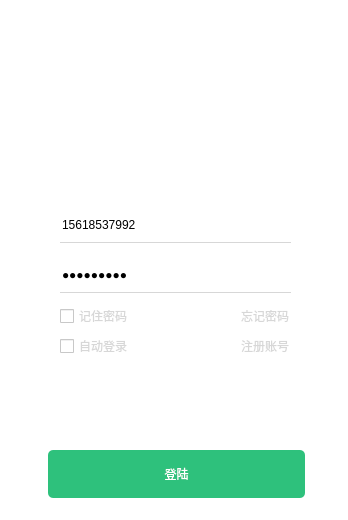
Above: src/view/loginwidget.ui from iMageChans/HalalCloud before the change. Below: the same form after it.
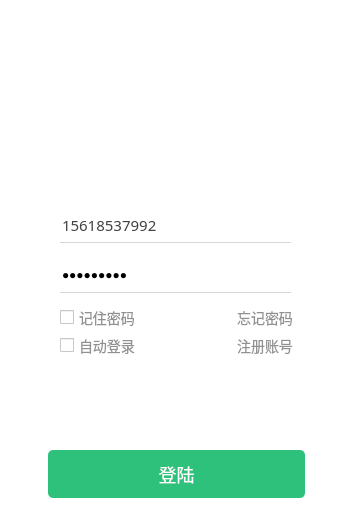
That is the form after the change. Icons and pictures are not drawn.

```diff
--- a/src/view/loginwidget.ui
+++ b/src/view/loginwidget.ui
@@ -66,7 +66,11 @@
    <property name="styleSheet">
     <string notr="true">background:transparent;
 border-width:0;
-border-style:outset;</string>
+border-style:outset;
+font-family: PingFangSC-Regular;
+font-size: 15px;
+color: #404040;
+text-align: left;</string>
    </property>
    <property name="text">
     <string>15618537992</string>
@@ -136,7 +140,15 @@
     <item>
      <widget class="QCheckBox" name="autoLogin">
       <property name="styleSheet">
-       <string notr="true">color:rgb(215,215,215);</string>
+       <string notr="true">QCheckBox{
+	ont-family: PingFangSC-Regular;
+	font-size: 14px;
+	color: #919191;
+	text-align: center;
+	width: 13px;
+    height: 14px;
+}
+</string>
       </property>
       <property name="text">
        <string>自动登录</string>
@@ -149,10 +161,13 @@
        <enum>Qt::NoFocus</enum>
       </property>
       <property name="styleSheet">
-       <string notr="true">background:transparent;
+       <string notr="true">font-family: PingFangSC-Regular;
+font-size: 14px;
+color: #919191;
+text-align: center;
+background:transparent;
 border-width:0;
-border-style:outset;
-color:rgb(215,215,215);</string>
+border-style:outset;</string>
       </property>
       <property name="text">
        <string>注册账号</string>
@@ -171,11 +186,13 @@
     </rect>
    </property>
    <property name="styleSheet">
-    <string notr="true">background:rgb(46, 193, 124);
+    <string notr="true">background: #2EC17C;
+border-radius: 5px;
 border:none;
-color:rgb(255, 255, 255);
-border:1px rgb(255, 255, 255);
-border-radius:5px;</string>
+font-family: PingFangSC-Regular;
+font-size: 18px;
+color: #FFFFFF;
+text-align: center;</string>
    </property>
    <property name="text">
     <string>登陆</string>
@@ -187,15 +204,21 @@
      <x>60</x>
      <y>300</y>
      <width>271</width>
-     <height>32</height>
+     <height>36</height>
     </rect>
    </property>
    <layout class="QHBoxLayout" name="horizontalLayout">
     <item>
      <widget class="QCheckBox" name="savePassword">
       <property name="styleSheet">
-       <string notr="true">color:rgb(215,215,215);
-selection-background-color: rgb(46, 193, 124);
+       <string notr="true">QCheckBox{
+	ont-family: PingFangSC-Regular;
+	font-size: 14px;
+	color: #919191;
+	text-align: center;
+	width: 13px;
+    height: 14px;
+}
 </string>
       </property>
       <property name="text">
@@ -209,10 +232,14 @@
        <enum>Qt::NoFocus</enum>
       </property>
       <property name="styleSheet">
-       <string notr="true">background:transparent;
+       <string notr="true">font-family: PingFangSC-Regular;
+font-size: 14px;
+color: #919191;
+text-align: center;
+background:transparent;
 border-width:0;
 border-style:outset;
-color:rgb(215,215,215);</string>
+</string>
       </property>
       <property name="text">
        <string>忘记密码</string>
```
Left out of the diff: 8 changed lines with no effect on the pictures.
